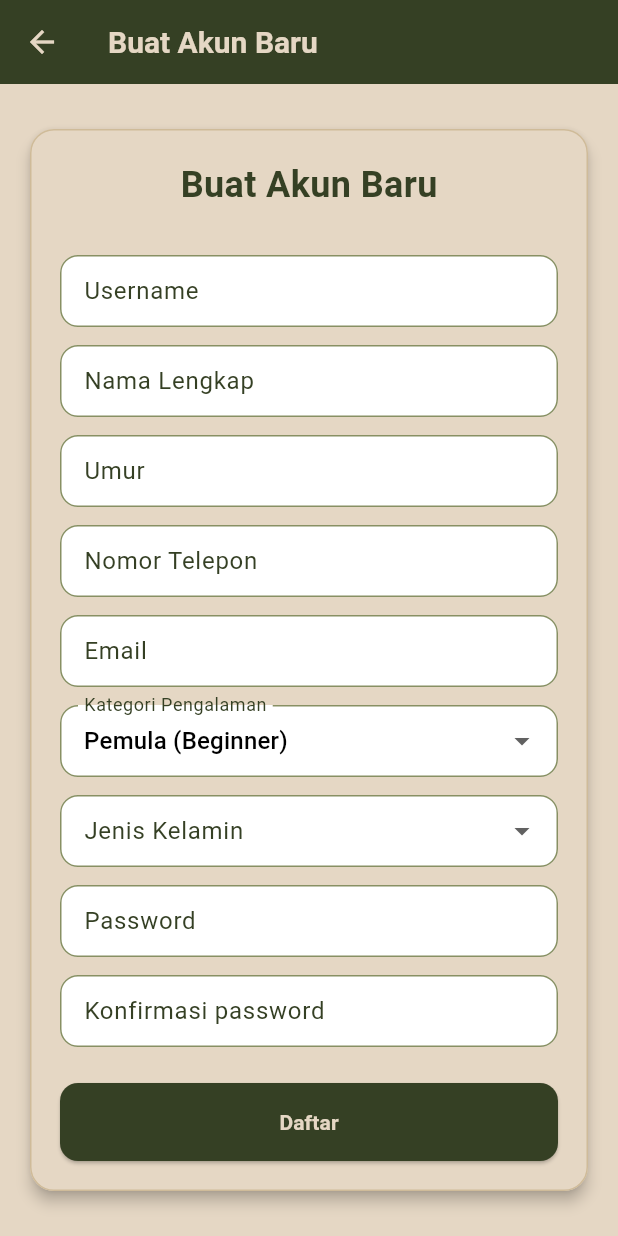
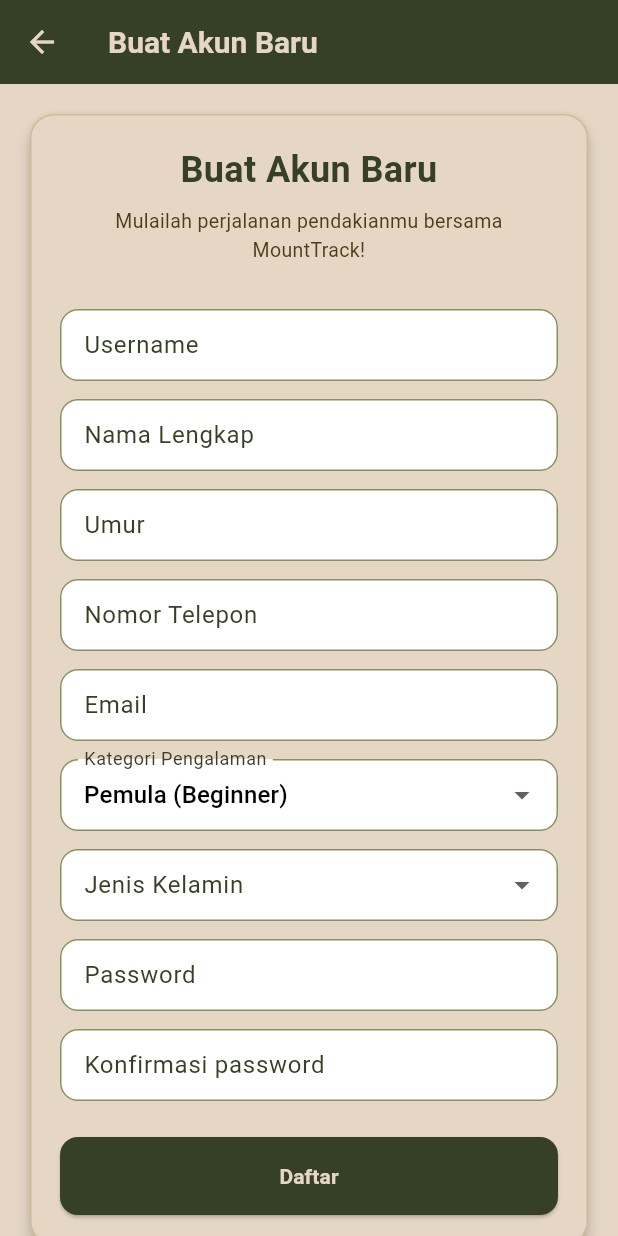
Before and after one commit to pbp-kelompok-c09/MountTrack_mobile, a Flutter app: the RegisterPage screen opened directly, on a phone screen of 412 x 824 dp. Run offline on Flutter 3.47's test engine with Material 3 defaults, Android fonts, the phone set to English and light mode, and no system bars; missing offline and left inert: pbp_django_auth; accounts and stored records are empty.

Commit message:
register visual adjustments for consistency

```diff
--- a/lib/userprofile/screens/register.dart
+++ b/lib/userprofile/screens/register.dart
@@ -24,6 +24,7 @@ class _RegisterPageState extends State<RegisterPage> {
   final _passwordController = TextEditingController();
   final _confirmPasswordController = TextEditingController();
 
+  static const cafeNoir = Color(0xFF4C3D19);
   static const kombuGreen = Color(0xFF354024);
   static const mossGreen = Color(0xFF889063);
   static const tan = Color(0xFFCFBB99);
@@ -80,6 +81,16 @@ class _RegisterPageState extends State<RegisterPage> {
                         fontWeight: FontWeight.bold,
                         color: kombuGreen,
                       ),
+                      textAlign: TextAlign.center,
+                    ),
+                    const SizedBox(height: 8.0),
+                    const Text(
+                      'Mulailah perjalanan pendakianmu bersama MountTrack!',
+                      style: TextStyle(
+                        fontSize: 13.0,
+                        color: cafeNoir,
+                      ),
+                      textAlign: TextAlign.center,
                     ),
                     const SizedBox(height: 30.0),
 
```
